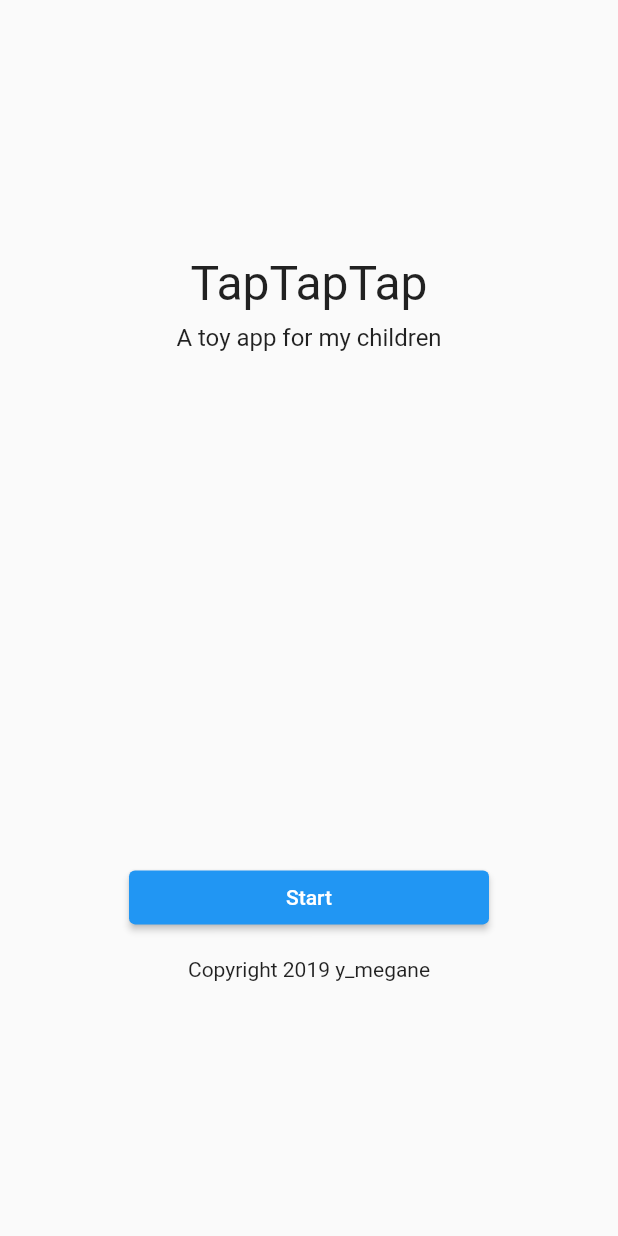
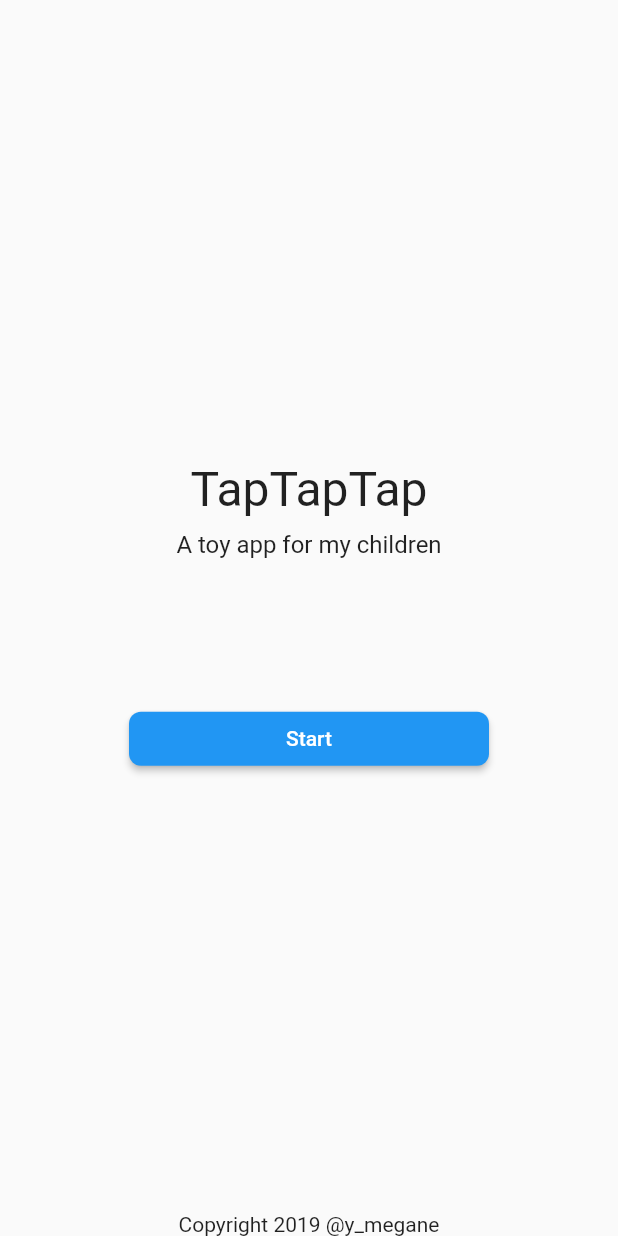
Before and after one commit to ymegane/TapTapTap2, a Flutter app: the screen it shows after launch, on a phone screen of 412 x 824 dp. Run offline on Flutter 3.47's test engine with Material 2 defaults, Android fonts, the light colour scheme and no system bars; our stand-ins replace rxdart; missing offline and left inert: bloc_provider, soundpool.

Commit message:
Update launch screen layout

```diff
--- a/lib/widget/launch_screen.dart
+++ b/lib/widget/launch_screen.dart
@@ -5,13 +5,14 @@ class LaunchScreen extends StatelessWidget {
   Widget build(BuildContext context) {
     return Scaffold(
       body: SafeArea(
+        child: Stack(
+          children: <Widget>[
+            Align(
               child: Column(
-          mainAxisAlignment: MainAxisAlignment.spaceAround,
-          mainAxisSize: MainAxisSize.max,
-          crossAxisAlignment: CrossAxisAlignment.stretch,
+                mainAxisSize: MainAxisSize.min,
+                crossAxisAlignment: CrossAxisAlignment.center,
+                mainAxisAlignment: MainAxisAlignment.center,
                 children: <Widget>[
-            Column(
-              children: const <Widget>[
                   Text(
                     'TapTapTap',
                     textAlign: TextAlign.center,
@@ -19,7 +20,7 @@ class LaunchScreen extends StatelessWidget {
                       fontSize: 32.0,
                     ),
                   ),
-                Padding(
+                  const Padding(
                     padding: EdgeInsets.all(4.0),
                   ),
                   Text(
@@ -29,21 +30,16 @@ class LaunchScreen extends StatelessWidget {
                       fontSize: 16.0,
                     ),
                   ),
-              ],
+                  const Padding(
+                    padding: EdgeInsets.all(48),
                   ),
-            Column(
-              mainAxisAlignment: MainAxisAlignment.end,
-              mainAxisSize: MainAxisSize.max,
-              crossAxisAlignment: CrossAxisAlignment.center,
-              children: <Widget>[
-                Container(
+                  SizedBox(
                     width: 240,
                     child: RaisedButton(
                       color: Theme.of(context).primaryColor,
-                    padding: const EdgeInsets.all(10.0),
                       shape: RoundedRectangleBorder(
                         borderRadius: const BorderRadius.all(
-                        Radius.circular(4.0),
+                          Radius.circular(8.0),
                         ),
                       ),
                       textColor: Colors.white,
@@ -54,15 +50,16 @@ class LaunchScreen extends StatelessWidget {
                       onPressed: () => _handleStartClick(context),
                     ),
                   ),
-                const Padding(
-                  padding: EdgeInsets.all(8),
+                ],
               ),
-                const Text(
-                  'Copyright 2019 y_megane',
+            ),
+            const Align(
+              alignment: Alignment.bottomCenter,
+              child: Text(
+                'Copyright 2019 @y_megane',
                 textAlign: TextAlign.center,
               ),
-              ],
-            ),
+            )
           ],
         ),
       ),
```
Lines whose indentation alone changed are shown as unchanged.
